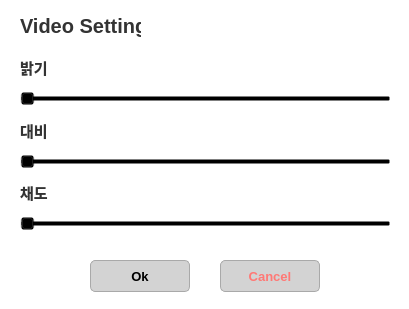
Before: the Qt Designer form test_gui/sliderdialog.ui in VEDA-tmpa/JIKIMZON_Qt, drawn with Qt 5.
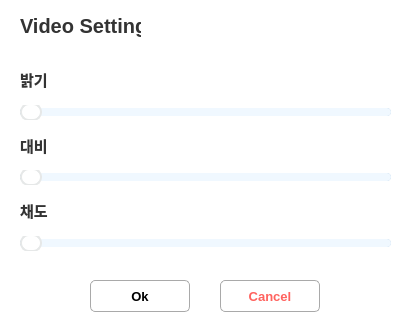
After: the same form once the commit is applied.

```diff
--- a/test_gui/sliderdialog.ui
+++ b/test_gui/sliderdialog.ui
@@ -7,7 +7,7 @@
     <x>0</x>
     <y>0</y>
     <width>409</width>
-    <height>309</height>
+    <height>333</height>
    </rect>
   </property>
   <property name="windowTitle">
@@ -15,7 +15,7 @@
   </property>
   <property name="styleSheet">
    <string notr="true">QWidget{
-    background-color: rgba(255, 255, 255, 180);  /* 배경 색상과 투명도 */
+    background-color: rgba(255, 255, 255, 100);  /* 배경 색상과 투명도 */
     border-radius: 15px;        /* 모서리 둥글게 */
 }</string>
   </property>
@@ -23,7 +23,7 @@
    <property name="geometry">
     <rect>
      <x>90</x>
-     <y>260</y>
+     <y>280</y>
      <width>100</width>
      <height>32</height>
     </rect>
@@ -31,7 +31,7 @@
    <property name="styleSheet">
     <string notr="true">/* OK 버튼 스타일 */
 QPushButton#okButton {
-    background-color: #D3D3D3;  /* 밝은 회색 */
+    background-color: rgba(0, 0, 0, 0);  /* 밝은 회색 */
     color: #000000;             /* 글자색 검정 */
     font-size: 13px;            /* 글자 크기 */
     font-weight: bold;
@@ -53,28 +53,27 @@
    <property name="geometry">
     <rect>
      <x>220</x>
-     <y>260</y>
+     <y>280</y>
      <width>100</width>
      <height>32</height>
     </rect>
    </property>
    <property name="styleSheet">
-    <string notr="true">/* Cancel 버튼 스타일 */
-QPushButton#cancelButton {
-    background-color: #D3D3D3;  /* 밝은 회색 */
-font-size: 13px;
-font-weight: bold;
-color: rgb(255, 120, 117);
+    <string notr="true">/* OK 버튼 스타일 */
+QPushButton{
+    background-color: rgba(0, 0, 0, 0);  /* 밝은 회색 */
+    color: rgb(255, 98, 94);             /* 글자색 검정 */
+    font-size: 13px;            /* 글자 크기 */
+    font-weight: bold;
     border: 1px solid #A9A9A9;  /* 진한 회색 테두리 */
     border-radius: 5px;         /* 모서리를 살짝 둥글게 */
     padding: 5px 15px;          /* 버튼 안쪽 여백 */
 }
 
-/* Cancel 버튼 hover 효과 */
-QPushButton#cancelButton:hover {
-    background-color: #BEBEBE;  /* 더 진한 회색 */
-}
-</string>
+/* OK 버튼 hover 효과 */
+QPushButton:hover {
+    background-color:  rgba(170, 201, 227, 50);
+}</string>
    </property>
    <property name="text">
     <string>Cancel</string>
@@ -84,12 +83,12 @@
    <property name="geometry">
     <rect>
      <x>20</x>
-     <y>50</y>
+     <y>60</y>
      <width>371</width>
-     <height>181</height>
+     <height>191</height>
     </rect>
    </property>
-   <layout class="QVBoxLayout" name="verticalLayout">
+   <layout class="QVBoxLayout" name="verticalLayout" stretch="0,3,0,3,0,3">
     <item>
      <widget class="QLabel" name="label">
       <property name="styleSheet">
@@ -107,8 +106,41 @@
     <item>
      <widget class="QSlider" name="brightnessSlider">
       <property name="styleSheet">
-       <string notr="true"> background-color: transparent;
-    border: none; /* 테두리 제거 */</string>
+       <string notr="true">/* QSlider 스타일 */
+QSlider {
+    background: transparent;
+}
+
+QSlider::groove:horizontal {
+    height: 8px;
+    border-radius: 4px;
+    background: rgb(170, 201, 227);
+}
+
+QSlider::handle:horizontal {
+    background: #FFFFFF; /* 동그란 버튼 색상 */
+    border: 2px solid rgb(230, 232, 232); /* 버튼 외곽선 */
+    width: 18px;
+    height: 18px;
+    border-radius: 9px;
+    margin: -5px 0; /* 버튼의 세로 위치 중앙 정렬 */
+}
+
+QSlider::handle:horizontal:hover {
+    background: #B0DAFF; /* 호버 상태에서의 버튼 색상 */
+    border: 2px solid #F0F8FF; /* 호버 상태 외곽선 */
+}
+
+QSlider::sub-page:horizontal {
+    background:   rgb(168,197,218);
+    border-radius: 4px;
+}
+
+QSlider::add-page:horizontal {
+    background: #F0F8FF; /* 비활성화된 영역 색상 */
+    border-radius: 4px;
+}
+</string>
       </property>
       <property name="orientation">
        <enum>Qt::Horizontal</enum>
@@ -132,8 +164,41 @@
     <item>
      <widget class="QSlider" name="contrastSlider">
       <property name="styleSheet">
-       <string notr="true"> background-color: transparent;
-    border: none; /* 테두리 제거 */</string>
+       <string notr="true">/* QSlider 스타일 */
+QSlider {
+    background: transparent;
+}
+
+QSlider::groove:horizontal {
+    height: 8px;
+    border-radius: 4px;
+    background: rgb(170, 201, 227);
+}
+
+QSlider::handle:horizontal {
+    background: #FFFFFF; /* 동그란 버튼 색상 */
+    border: 2px solid rgb(230, 232, 232); /* 버튼 외곽선 */
+    width: 18px;
+    height: 18px;
+    border-radius: 9px;
+    margin: -5px 0; /* 버튼의 세로 위치 중앙 정렬 */
+}
+
+QSlider::handle:horizontal:hover {
+    background: #B0DAFF; /* 호버 상태에서의 버튼 색상 */
+    border: 2px solid #F0F8FF; /* 호버 상태 외곽선 */
+}
+
+QSlider::sub-page:horizontal {
+    background:   rgb(168,197,218);
+    border-radius: 4px;
+}
+
+QSlider::add-page:horizontal {
+    background: #F0F8FF; /* 비활성화된 영역 색상 */
+    border-radius: 4px;
+}
+</string>
       </property>
       <property name="orientation">
        <enum>Qt::Horizontal</enum>
@@ -157,8 +222,41 @@
     <item>
      <widget class="QSlider" name="saturationSlider">
       <property name="styleSheet">
-       <string notr="true"> background-color: transparent;
-    border: none; /* 테두리 제거 */</string>
+       <string notr="true">/* QSlider 스타일 */
+QSlider {
+    background: transparent;
+}
+
+QSlider::groove:horizontal {
+    height: 8px;
+    border-radius: 4px;
+    background: rgb(170, 201, 227);
+}
+
+QSlider::handle:horizontal {
+    background: #FFFFFF; /* 동그란 버튼 색상 */
+    border: 2px solid rgb(230, 232, 232); /* 버튼 외곽선 */
+    width: 18px;
+    height: 18px;
+    border-radius: 9px;
+    margin: -5px 0; /* 버튼의 세로 위치 중앙 정렬 */
+}
+
+QSlider::handle:horizontal:hover {
+    background: #B0DAFF; /* 호버 상태에서의 버튼 색상 */
+    border: 2px solid #F0F8FF; /* 호버 상태 외곽선 */
+}
+
+QSlider::sub-page:horizontal {
+    background:   rgb(168,197,218);
+    border-radius: 4px;
+}
+
+QSlider::add-page:horizontal {
+    background: #F0F8FF; /* 비활성화된 영역 색상 */
+    border-radius: 4px;
+}
+</string>
       </property>
       <property name="orientation">
        <enum>Qt::Horizontal</enum>
```
Left out of the diff: 2 changed lines with no effect on the pictures.
